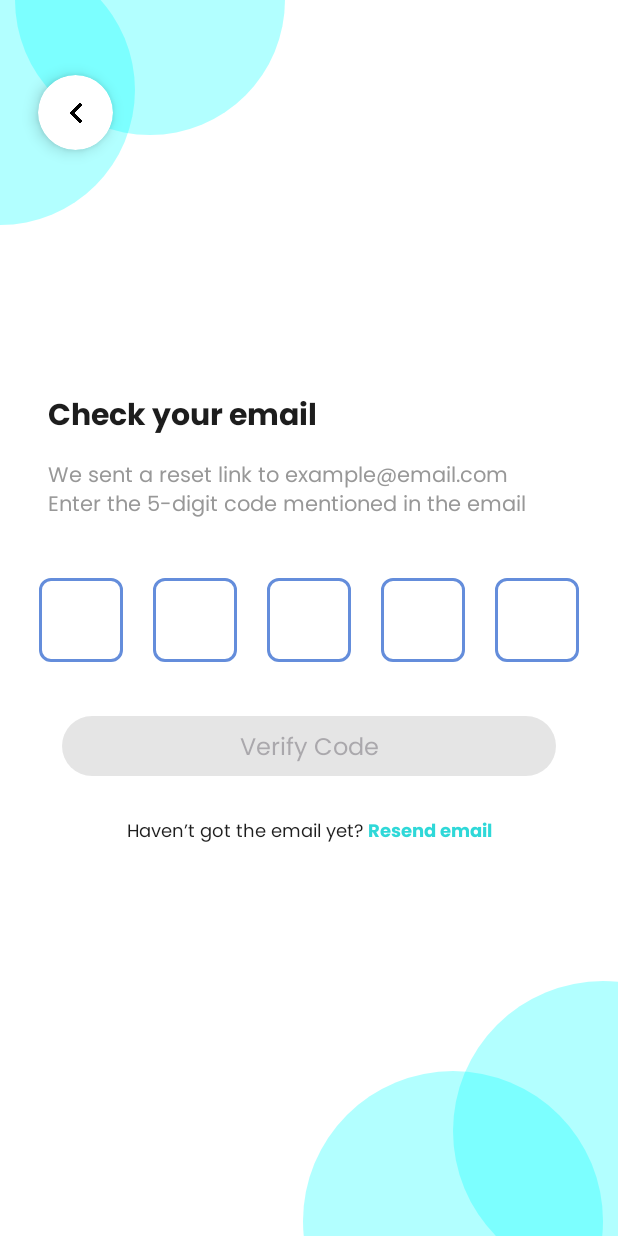
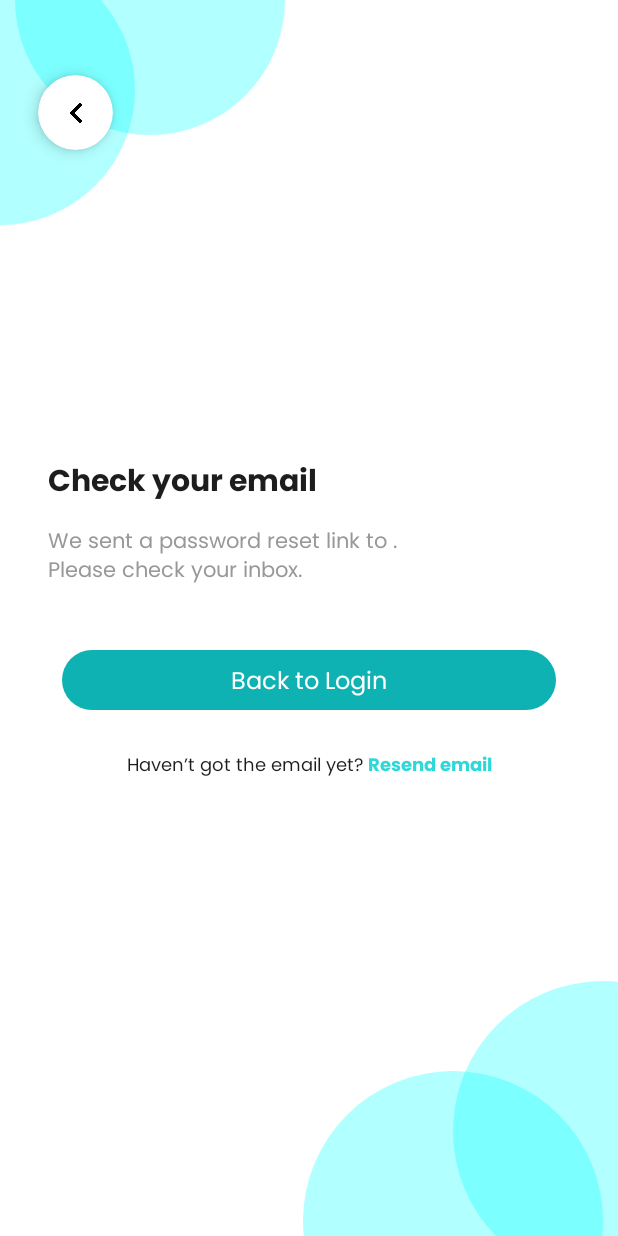
Before and after one commit to mikaelasotto/DermTect, an Android app built with Jetpack Compose: the forgot_pass2 screen opened through its navigation route, on a phone screen of 412 x 824 dp. Run offline under Robolectric (Android 15) with nearby library versions, the phone set to English and light mode, and no system bars; our stand-ins replace Firebase (no records; nobody signed in at launch, a user with empty details on screens opened directly); libraries missing offline, so code that uses them is left out: coil.decode; pictures from the network do not load.

Commit message:
Implemented Forgot Password feature with Firebase reset link integration; updated ForgotPass1 to send reset email and repurposed ForgotPass2 to confirm email delivery with resend option.

```diff
--- a/app/src/main/java/com/example/dermtect/MainActivity.kt
+++ b/app/src/main/java/com/example/dermtect/MainActivity.kt
@@ -54,7 +54,7 @@ class MainActivity : ComponentActivity() {
         setContent {
             DermtectTheme {
                 val navController = rememberNavController()
-                NavHost(navController = navController, startDestination = "settings") {
+                NavHost(navController = navController, startDestination = "splash") {
                     composable("splash") { SplashScreen(navController) }
                     composable("onboarding_screen1") { OnboardingScreen1(navController) }
                     composable("onboarding_screen2") { OnboardingScreen2(navController) }
@@ -62,7 +62,10 @@ class MainActivity : ComponentActivity() {
                     composable("login") { Login(navController = navController) }
                     composable("register") { Register(navController = navController) }
                     composable("forgot_pass1") { ForgotPass1(navController) }
-                    composable("forgot_pass2") { ForgotPass2(navController) }
+                    composable("forgot_pass2?email={email}") { backStackEntry ->
+                        val email = backStackEntry.arguments?.getString("email") ?: ""
+                        ForgotPass2(navController, email)
+                    }
                     composable("forgot_pass3") { ForgotPass3(navController) }
                     composable("forgot_pass4") { ForgotPass4(navController) }
                     composable("user_home") {UserHomeScreen(navController = navController) }
--- a/app/src/main/java/com/example/dermtect/ui/screens/ForgotPass.kt
+++ b/app/src/main/java/com/example/dermtect/ui/screens/ForgotPass.kt
@@ -41,12 +41,21 @@ import androidx.compose.foundation.layout.Box
 import androidx.compose.foundation.layout.size
 import androidx.compose.ui.Alignment
 import com.example.dermtect.ui.components.BackButton
+import com.google.firebase.auth.FirebaseAuth
+import android.widget.Toast
+import androidx.compose.ui.platform.LocalContext
+import android.net.Uri
+
+
 
 
 @Composable
 fun ForgotPass1(navController: NavController) {
     var email by remember { mutableStateOf("") }
     var emailError by remember { mutableStateOf("") }
+    var isLoading by remember { mutableStateOf(false) }
+
+    val context = LocalContext.current
 
     val isEmailValid = remember(email) {
         Patterns.EMAIL_ADDRESS.matcher(email).matches()
@@ -94,17 +103,35 @@ fun ForgotPass1(navController: NavController) {
                 placeholder = "name@example.com",
                 iconRes = R.drawable.icon_email,
                 textColor = Color.Black,
-                errorMessage = emailError.takeIf { it.isNotEmpty() } // only show if not empty
+                errorMessage = emailError.takeIf { it.isNotEmpty() }
             )
 
             Spacer(modifier = Modifier.height(32.dp))
 
             PrimaryButton(
-                text = "Reset Password",
+                text = if (isLoading) "Sending..." else "Reset Password",
                 onClick = {
-                    navController.navigate("forgot_pass2")
+                    isLoading = true
+                    FirebaseAuth.getInstance().sendPasswordResetEmail(email)
+                        .addOnCompleteListener { task ->
+                            isLoading = false
+                            if (task.isSuccessful) {
+                                Toast.makeText(
+                                    context,
+                                    "Reset link sent to $email",
+                                    Toast.LENGTH_LONG
+                                ).show()
+                                navController.navigate("forgot_pass2?email=${Uri.encode(email)}")
+                            } else {
+                                Toast.makeText(
+                                    context,
+                                    task.exception?.message ?: "Something went wrong",
+                                    Toast.LENGTH_LONG
+                                ).show()
+                            }
+                        }
                 },
-                enabled = isEmailValid && email.isNotBlank()
+                enabled = isEmailValid && email.isNotBlank() && !isLoading
             )
         }
     }
@@ -112,21 +139,19 @@ fun ForgotPass1(navController: NavController) {
 
 
 @Composable
-fun ForgotPass2(navController: NavController) {
-    val codeLength = 5
-    var fullCode by remember { mutableStateOf("") }
-
+fun ForgotPass2(navController: NavController, email: String) {
     var resendStatus by remember { mutableStateOf<String?>(null) }
     var isResendClickable by remember { mutableStateOf(true) }
     var triggerResend by remember { mutableStateOf(false) }
 
     BubblesBackground {
+        BackButton(
+            onClick = { navController.popBackStack() },
+            modifier = Modifier
+                .offset(x = 25.dp, y = 50.dp)
+                .align(Alignment.TopStart)
+        )
 
-        BackButton(
-                onClick = { navController.popBackStack() },
-                modifier = Modifier.offset(x = 25.dp, y = 50.dp)
-                    .align(Alignment.TopStart)
-            )
         Column(
             modifier = Modifier
                 .fillMaxWidth()
@@ -135,35 +160,31 @@ fun ForgotPass2(navController: NavController) {
         ) {
             ScreenTitle("Check your email")
             Spacer(modifier = Modifier.height(8.dp))
-            SubText("We sent a reset link to example@email.com\nEnter the 5-digit code mentioned in the email")
 
-            Spacer(modifier = Modifier.height(32.dp))
-
-            // 👇 Fluid Input Code Boxes
-            FluidCodeInput(
-                code = fullCode,
-                onCodeChange = { fullCode = it.take(codeLength) },
-                count = codeLength
-            )
+            SubText("We sent a password reset link to $email.\nPlease check your inbox.")
 
             Spacer(modifier = Modifier.height(32.dp))
 
             PrimaryButton(
-                text = "Verify Code",
-                enabled = fullCode.length == codeLength,
+                text = "Back to Login",
                 onClick = {
-                    navController.navigate("forgot_pass3")
+                    navController.navigate("login") {
+                        popUpTo("forgot_pass1") { inclusive = true }
+                    }
                 }
             )
 
             Spacer(modifier = Modifier.height(24.dp))
 
+            // Resend option
             ResendEmailText(
                 onResendClick = {
                     if (isResendClickable) {
-                        resendStatus = "Code resent!"
+                        resendStatus = "Reset email resent!"
                         isResendClickable = false
                         triggerResend = true
+
+                        // TODO: Trigger Firebase resend email logic here
                     }
                 }
             )
@@ -190,92 +211,43 @@ fun ForgotPass2(navController: NavController) {
 }
 
 
-
-
-@Composable
-fun FluidCodeInput(
-    code: String,
-    onCodeChange: (String) -> Unit,
-    count: Int = 5,
-    boxSize: Dp = 56.dp,
-    boxSpacing: Dp = 20.dp
-) {
-    Box(
-        contentAlignment = Alignment.Center,
-        modifier = Modifier.fillMaxWidth()
-    ) {
-        BasicTextField(
-            value = code,
-            onValueChange = {
-                if (it.length <= count && it.all { c -> c.isDigit() }) {
-                    onCodeChange(it)
-                }
-            },
-            keyboardOptions = KeyboardOptions(keyboardType = KeyboardType.Number),
-            decorationBox = {
-                Row(
-                    horizontalArrangement = Arrangement.spacedBy(boxSpacing),
-                    verticalAlignment = Alignment.CenterVertically
-                ) {
-                    for (i in 0 until count) {
-                        val char = code.getOrNull(i)?.toString() ?: ""
-                        Box(
-                            modifier = Modifier
-                                .size(boxSize)
-                                .border(
-                                    width = 2.dp,
-                                    color = Color(0xFF648DDB),
-                                    shape = RoundedCornerShape(8.dp)
-                                ),
-                            contentAlignment = Alignment.Center
-                        ) {
-                            Text(
-                                text = char,
-                                style = MaterialTheme.typography.headlineSmall.copy(fontWeight = FontWeight.Normal),
-                                textAlign = TextAlign.Center
-                            )
-                        }
-                    }
-                }
-            }
-        )
-    }
-}
-
-
 @Composable
 fun ForgotPass3(navController: NavController) {
     BubblesBackground {
         BackButton(
             onClick = { navController.popBackStack() },
-            modifier = Modifier.offset(x = 25.dp, y = 50.dp)
+            modifier = Modifier
+                .offset(x = 25.dp, y = 50.dp)
                 .align(Alignment.TopStart)
         )
+
         Column(
             modifier = Modifier
                 .fillMaxWidth()
                 .align(Alignment.Center),
             horizontalAlignment = Alignment.CenterHorizontally
         ) {
-            ScreenTitle(title = "Password Reset")
-
+            ScreenTitle("Check your email")
             Spacer(modifier = Modifier.height(8.dp))
 
             SubText(
-                text = "Your password has been successfully reset.\nClick confirm to set a new password"
+                text = "We’ve sent a password reset link to your email.\nPlease follow the instructions to reset your password."
             )
 
             Spacer(modifier = Modifier.height(32.dp))
 
             PrimaryButton(
-                text = "Confirm",
+                text = "Back to Login",
                 onClick = {
-                    navController.navigate("forgot_pass4")
+                    navController.navigate("login") {
+                        popUpTo("login") { inclusive = true }
+                    }
                 }
             )
         }
     }
 }
+
 
 @Composable
 fun ForgotPass4(navController: NavController) {
@@ -366,7 +338,7 @@ fun ForgotPass1Preview() {
 @Preview(showBackground = true)
 @Composable
 fun ForgotPass2Preview() {
-    ForgotPass2(navController = rememberNavController())
+    ForgotPass2(navController = rememberNavController(), email = "example@email.com")
 }
 
 @Preview(showBackground = true)
```
